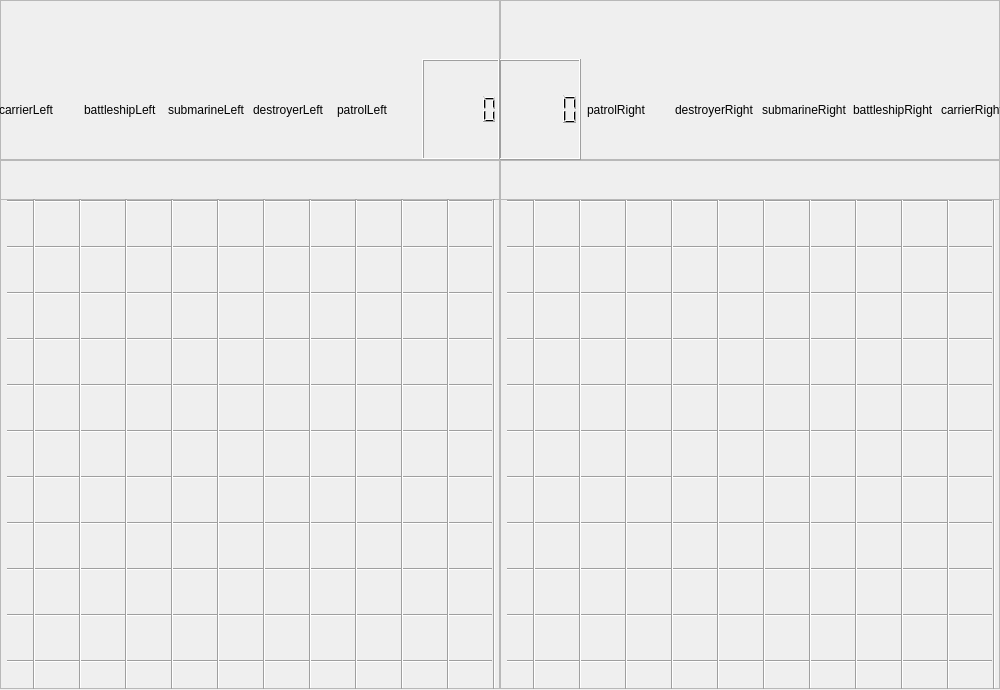
The window that gamescreen.ui (dtran36/qtbattleship) describes before a commit, drawn with Qt 5.
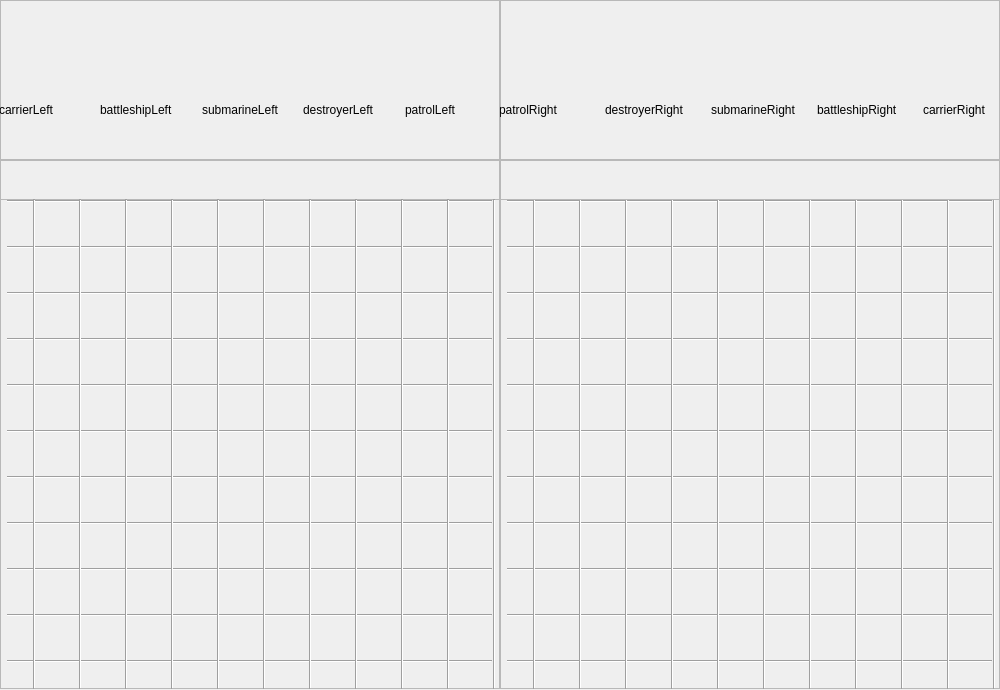
The same window after the commit. Icons and pictures are not drawn.

```diff
--- a/gamescreen.ui
+++ b/gamescreen.ui
@@ -126,9 +126,6 @@
         </property>
        </widget>
       </item>
-      <item>
-       <widget class="QLCDNumber" name="lcd_left"/>
-      </item>
      </layout>
     </widget>
    </widget>
@@ -195,9 +192,6 @@
       </rect>
      </property>
      <layout class="QHBoxLayout" name="playerLayoutRight">
-      <item>
-       <widget class="QLCDNumber" name="lcd_right"/>
-      </item>
       <item>
        <widget class="QLabel" name="patrolRight">
         <property name="text">
```
